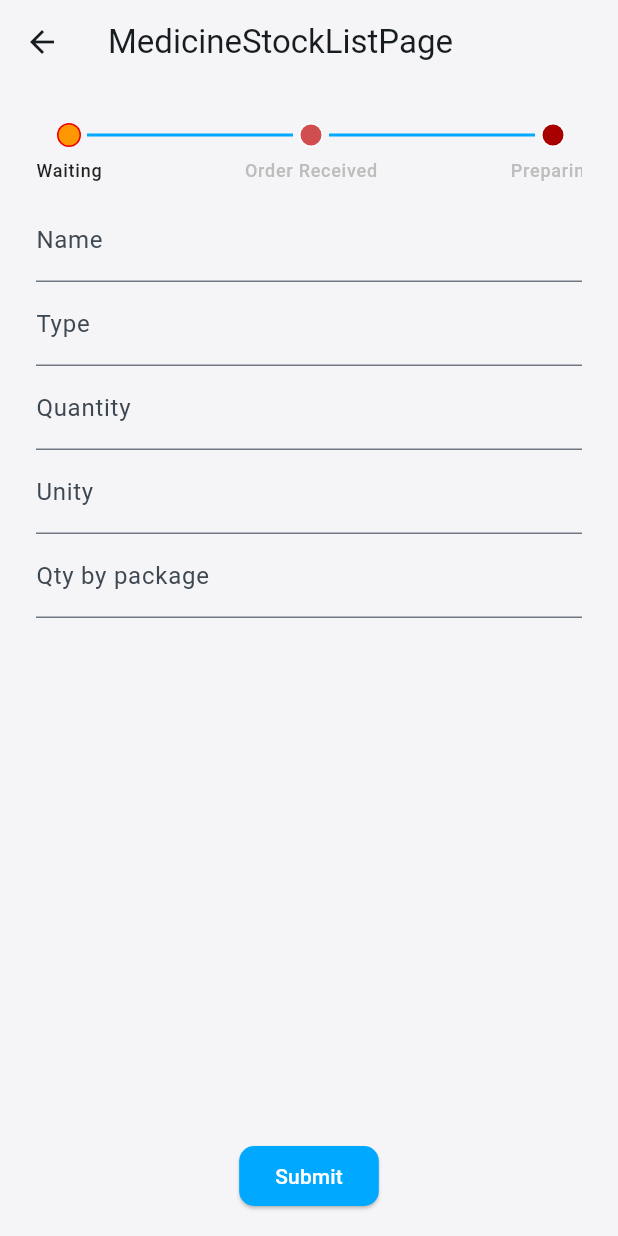
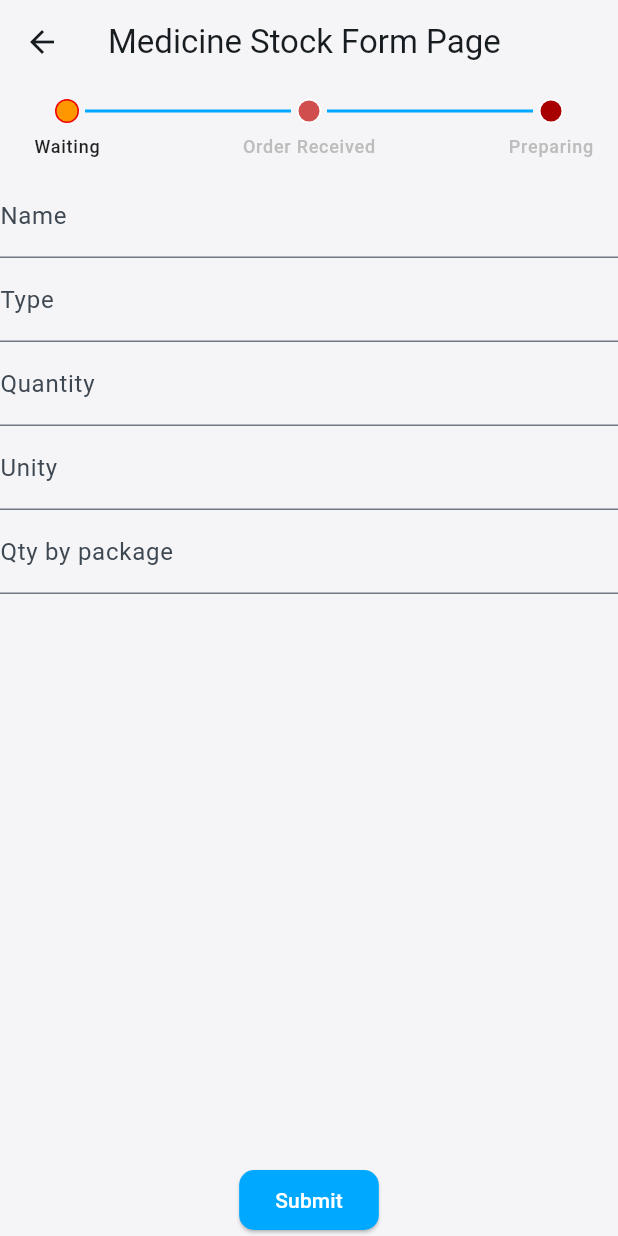
Before and after one commit to Alan-Roza/tcc-medicine-management, a Flutter app: the MedicineStockFormPage screen opened directly, on a phone screen of 412 x 824 dp. Run offline on Flutter 3.47's test engine with Material 3 defaults, Android fonts, the phone set to English and light mode, and no system bars; drawn by our look-alikes of easy_stepper; our stand-ins replace flutter_mobx, flutter_speed_dial, flutter_svg, go_router, google_fonts, image_picker and 1 more; generated files the repository leaves out were written again; project files that could hold a hidden picture were left out.

Commit message:
feat: wip

```diff
--- a/lib/app/core/routes/app_routes.dart
+++ b/lib/app/core/routes/app_routes.dart
@@ -11,7 +11,7 @@ import 'package:tcc_medicine_management/app/modules/first_access/menu_assistance
 import 'package:tcc_medicine_management/app/modules/first_access/user_info/presentation/user_info_page.dart';
 import 'package:tcc_medicine_management/app/modules/first_access/user_level_assistance/presentation/user_level_assistance_page.dart';
 import 'package:tcc_medicine_management/app/modules/main_home/presentation/main_home_page.dart';
-import 'package:tcc_medicine_management/app/modules/medicine/presentation/pages/medicine_stock_view_form_page.dart';
+import 'package:tcc_medicine_management/app/modules/medicine/presentation/pages/medicine_stock_form_page.dart';
 import 'package:tcc_medicine_management/app/modules/medicine/presentation/pages/medicine_stock_list_page.dart';
 import 'package:tcc_medicine_management/app/modules/unauth/home/presentation/unauth_home_page.dart';
 import 'package:tcc_medicine_management/app/modules/unauth/login/presentation/unauth_login_page.dart';
@@ -141,12 +141,20 @@ final GoRouter appRouter = GoRouter(
       ],
     ),
     GoRoute(
-          path: '/main-home',
-          name: 'MainHome',
-          builder: (BuildContext context, GoRouterState state) {
-            return MainHomePage();
-          },
-        ),
+        path: '/main-home',
+        name: 'MainHome',
+        builder: (BuildContext context, GoRouterState state) {
+          return const MainHomePage();
+        },
+        routes: [
+          GoRoute(
+            path: 'medicine-stock-form',
+            name: 'MedicineStockForm',
+            builder: (BuildContext context, GoRouterState state) {
+              return const MedicineStockFormPage();
+            },
+          ),
+        ]),
     // GoRoute(
     //   path: '/medicine-stock-list',
     //   name: 'MedicineStockList',
--- a/lib/app/modules/medicine/presentation/pages/medicine_stock_view_form_page.dart
+++ b/lib/app/modules/medicine/presentation/pages/medicine_stock_form_page.dart
@@ -80,22 +80,21 @@ class MedicineStockFormPageState extends State<MedicineStockFormPage>
     with SingleTickerProviderStateMixin {
 
   final MedicineFormController _formController = MedicineFormController();
-  int _currentStep = 0;
+  final int _currentStep = 0;
   final List<String> titles = ['CART', 'ADDRESS', 'PAYMENT'];
    final List<Widget> _formWidgets = [
     const MedicineStockBasicFormWidget(),
     const MedicineStockOptionalFormWidget(),
-    Text('Your third step content here'),
+    const Text('Your third step content here'),
   ];
 
   @override
   Widget build(BuildContext context) {
     return Scaffold(
       appBar: AppBar(
-        title: const Text('MedicineStockListPage'),
+        title: const Text('Medicine Stock Form Page'),
       ),
-      body: PaddedScreen(
-        child: Column(
+      body: Column(
         children: [
           StepProgressView(
             width: MediaQuery.of(context).size.width,
@@ -122,7 +121,6 @@ class MedicineStockFormPageState extends State<MedicineStockFormPage>
             child: const Text('Submit'),
           ),
         ],
-        ),
       ),
     );
   }
--- a/lib/app/shared/widgets/step_progress_view.dart
+++ b/lib/app/shared/widgets/step_progress_view.dart
@@ -82,7 +82,7 @@ class _StepProgressViewState extends State<StepProgressView> {
                 EasyStep(
                   customStep: CircleAvatar(
                     radius: 8,
-                    backgroundColor: Color.fromARGB(255, 236, 0, 0),
+                    backgroundColor: const Color.fromARGB(255, 236, 0, 0),
                     child: CircleAvatar(
                       radius: 7,
                       backgroundColor:
```
Also changed, not shown: lib/app/modules/main_home/presentation/main_home_page.dart (+2 -8 lines). Lines whose indentation alone changed are shown as unchanged.
